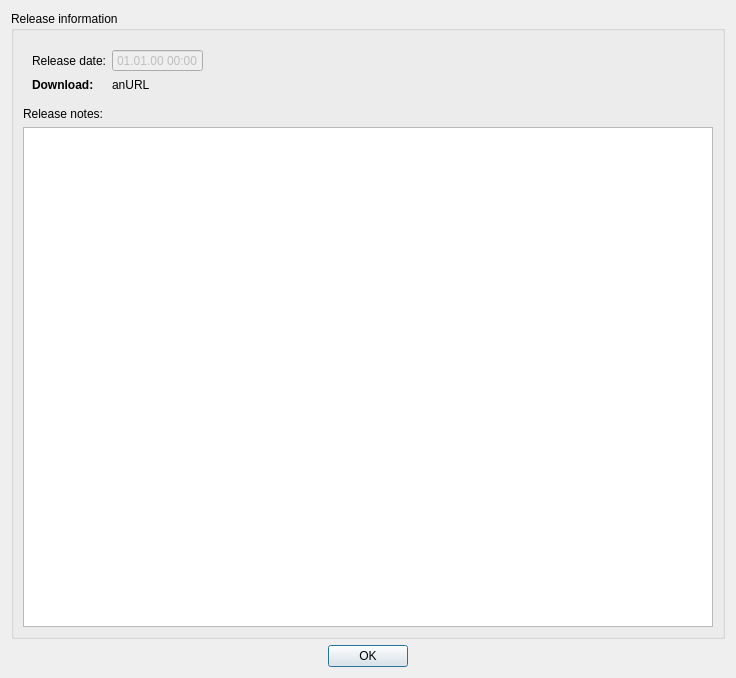
velnias75/NetMauMau-Qt-Client, file src/releaseinfodialog.ui: the form before one commit.
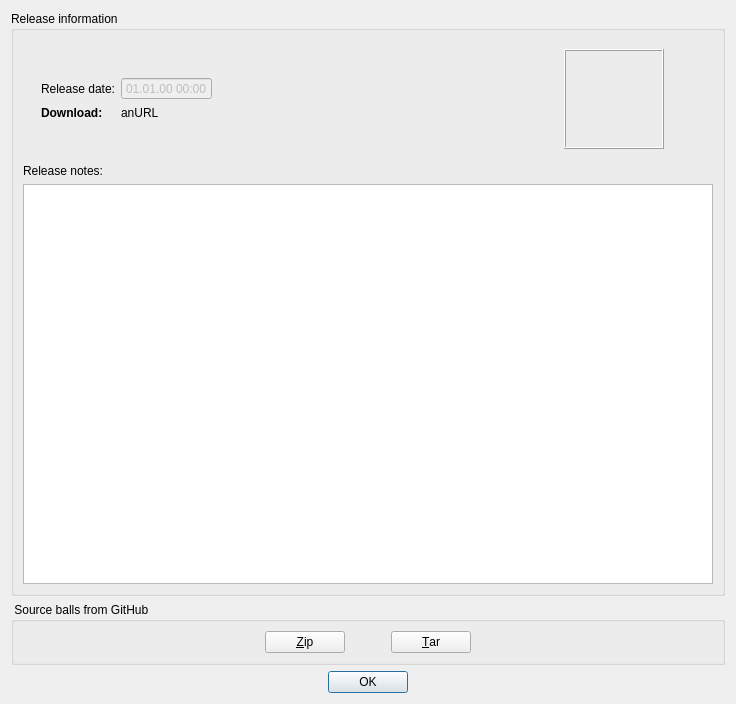
The form after the commit. Custom widgets are drawn as their Qt base class.

Commit message: source ball download

What changed in the file:
```diff
--- a/src/releaseinfodialog.ui
+++ b/src/releaseinfodialog.ui
@@ -7,7 +7,7 @@
     <x>0</x>
     <y>0</y>
     <width>712</width>
-    <height>647</height>
+    <height>670</height>
    </rect>
   </property>
   <property name="windowTitle">
@@ -21,6 +21,9 @@
      </property>
      <layout class="QVBoxLayout" name="verticalLayout_2">
       <item>
+       <widget class="QWidget" name="widget_2" native="true">
+        <layout class="QHBoxLayout" name="horizontalLayout">
+         <item>
        <widget class="QWidget" name="widget" native="true">
         <property name="sizePolicy">
          <sizepolicy hsizetype="Preferred" vsizetype="Maximum">
@@ -29,6 +32,9 @@
          </sizepolicy>
         </property>
         <layout class="QFormLayout" name="formLayout">
+            <property name="fieldGrowthPolicy">
+             <enum>QFormLayout::ExpandingFieldsGrow</enum>
+            </property>
          <item row="0" column="0">
           <widget class="QLabel" name="label">
            <property name="text">
@@ -36,19 +42,6 @@
            </property>
           </widget>
          </item>
-         <item row="1" column="0">
-          <widget class="QLabel" name="label_2">
-           <property name="font">
-            <font>
-             <weight>75</weight>
-             <bold>true</bold>
-            </font>
-           </property>
-           <property name="text">
-            <string>Download:</string>
-           </property>
-          </widget>
-         </item>
          <item row="0" column="1">
           <widget class="QDateTimeEdit" name="releaseDateEdit">
            <property name="enabled">
@@ -71,7 +64,20 @@
            </property>
           </widget>
          </item>
-         <item row="1" column="1">
+            <item row="2" column="0">
+             <widget class="QLabel" name="label_2">
+              <property name="font">
+               <font>
+                <weight>75</weight>
+                <bold>true</bold>
+               </font>
+              </property>
+              <property name="text">
+               <string>Download:</string>
+              </property>
+             </widget>
+            </item>
+            <item row="2" column="1">
           <widget class="QLabel" name="dlUrlLabel">
            <property name="text">
             <string notr="true">anURL</string>
@@ -85,6 +91,53 @@
        </widget>
       </item>
       <item>
+          <widget class="QLabel" name="avatarLabel">
+           <property name="sizePolicy">
+            <sizepolicy hsizetype="Maximum" vsizetype="Preferred">
+             <horstretch>0</horstretch>
+             <verstretch>0</verstretch>
+            </sizepolicy>
+           </property>
+           <property name="minimumSize">
+            <size>
+             <width>100</width>
+             <height>100</height>
+            </size>
+           </property>
+           <property name="frameShape">
+            <enum>QFrame::Box</enum>
+           </property>
+           <property name="frameShadow">
+            <enum>QFrame::Raised</enum>
+           </property>
+           <property name="text">
+            <string/>
+           </property>
+           <property name="alignment">
+            <set>Qt::AlignCenter</set>
+           </property>
+          </widget>
+         </item>
+         <item>
+          <spacer name="horizontalSpacer">
+           <property name="orientation">
+            <enum>Qt::Horizontal</enum>
+           </property>
+           <property name="sizeType">
+            <enum>QSizePolicy::Fixed</enum>
+           </property>
+           <property name="sizeHint" stdset="0">
+            <size>
+             <width>40</width>
+             <height>20</height>
+            </size>
+           </property>
+          </spacer>
+         </item>
+        </layout>
+       </widget>
+      </item>
+      <item>
        <widget class="QLabel" name="label_3">
         <property name="text">
          <string>Release notes:</string>
@@ -96,7 +149,7 @@
         <property name="minimumSize">
          <size>
           <width>690</width>
-          <height>500</height>
+          <height>400</height>
          </size>
         </property>
         <property name="autoFormatting">
@@ -110,6 +163,83 @@
      </layout>
     </widget>
    </item>
+   <item>
+    <widget class="QGroupBox" name="groupBox_2">
+     <property name="title">
+      <string> Source balls from GitHub</string>
+     </property>
+     <layout class="QHBoxLayout" name="horizontalLayout_2">
+      <item>
+       <spacer name="horizontalSpacer_3">
+        <property name="orientation">
+         <enum>Qt::Horizontal</enum>
+        </property>
+        <property name="sizeHint" stdset="0">
+         <size>
+          <width>40</width>
+          <height>20</height>
+         </size>
+        </property>
+       </spacer>
+      </item>
+      <item>
+       <widget class="QPushButton" name="dlZip">
+        <property name="sizePolicy">
+         <sizepolicy hsizetype="Maximum" vsizetype="Fixed">
+          <horstretch>0</horstretch>
+          <verstretch>0</verstretch>
+         </sizepolicy>
+        </property>
+        <property name="text">
+         <string notr="true">&amp;Zip</string>
+        </property>
+       </widget>
+      </item>
+      <item>
+       <spacer name="horizontalSpacer_4">
+        <property name="orientation">
+         <enum>Qt::Horizontal</enum>
+        </property>
+        <property name="sizeType">
+         <enum>QSizePolicy::Fixed</enum>
+        </property>
+        <property name="sizeHint" stdset="0">
+         <size>
+          <width>40</width>
+          <height>20</height>
+         </size>
+        </property>
+       </spacer>
+      </item>
+      <item>
+       <widget class="QPushButton" name="dlTar">
+        <property name="sizePolicy">
+         <sizepolicy hsizetype="Maximum" vsizetype="Fixed">
+          <horstretch>0</horstretch>
+          <verstretch>0</verstretch>
+         </sizepolicy>
+        </property>
+        <property name="text">
+         <string notr="true">&amp;Tar</string>
+        </property>
+       </widget>
+      </item>
+      <item>
+       <spacer name="horizontalSpacer_2">
+        <property name="orientation">
+         <enum>Qt::Horizontal</enum>
+        </property>
+        <property name="sizeHint" stdset="0">
+         <size>
+          <width>40</width>
+          <height>20</height>
+         </size>
+        </property>
+       </spacer>
+      </item>
+     </layout>
+    </widget>
+   </item>
    <item>
     <widget class="QDialogButtonBox" name="buttonBox">
      <property name="standardButtons">
```
Left out of the diff: 7 changed lines with no effect on the pictures. Lines whose indentation alone changed are shown as unchanged. The commit also changes 5 other files.
